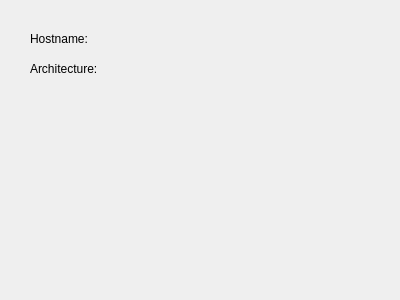
Above: dialogs/systeminfo.ui from iSaluki/LinuxHelper before the change. Below: the same form after it.
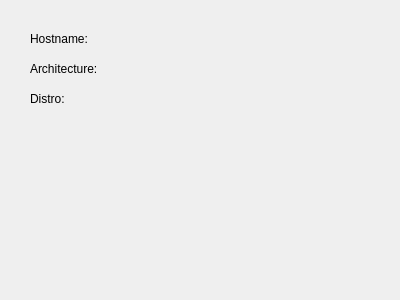
That is the form after the change.

Commit message: Add distro identification and correct the package manager listing

Patch:
```diff
--- a/dialogs/systeminfo.ui
+++ b/dialogs/systeminfo.ui
@@ -18,7 +18,7 @@
     <rect>
      <x>30</x>
      <y>30</y>
-     <width>151</width>
+     <width>261</width>
      <height>18</height>
     </rect>
    </property>
@@ -31,7 +31,7 @@
     <rect>
      <x>30</x>
      <y>60</y>
-     <width>151</width>
+     <width>241</width>
      <height>18</height>
     </rect>
    </property>
@@ -39,6 +39,19 @@
     <string>Architecture:</string>
    </property>
   </widget>
+  <widget class="QLabel" name="distroLabel">
+   <property name="geometry">
+    <rect>
+     <x>30</x>
+     <y>90</y>
+     <width>331</width>
+     <height>18</height>
+    </rect>
+   </property>
+   <property name="text">
+    <string>Distro:</string>
+   </property>
+  </widget>
  </widget>
  <resources/>
  <connections/>
```
The commit also changes 2 other files.
